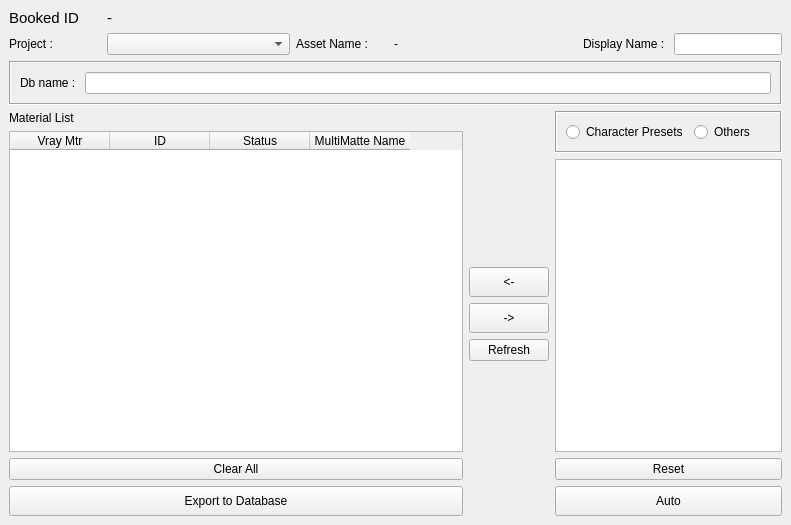
The window that matteExport_ui.ui (ChanonVilaiyuk/matteTools) describes before a commit, drawn with Qt 5.
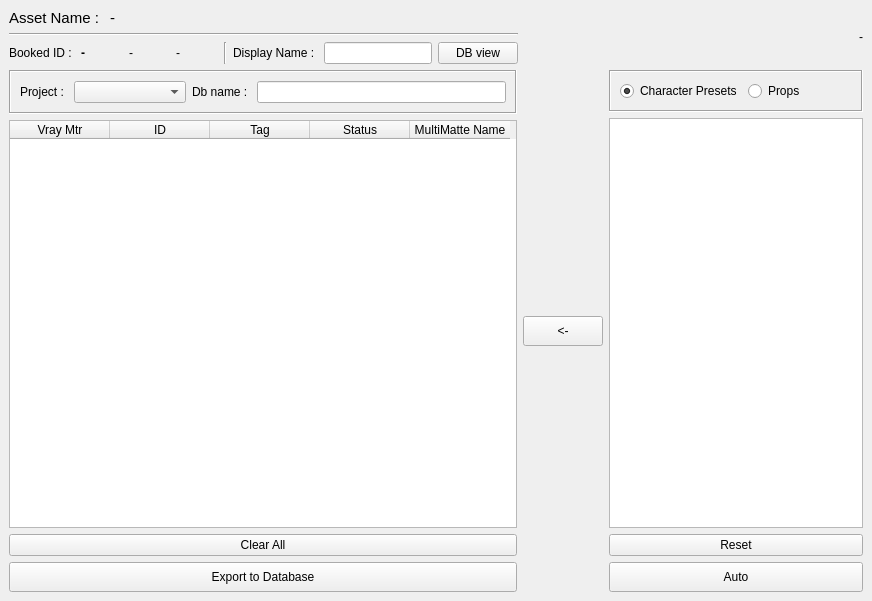
The same window after the commit.

```diff
--- a/matteExport_ui.ui
+++ b/matteExport_ui.ui
@@ -6,8 +6,8 @@
    <rect>
     <x>0</x>
     <y>0</y>
-    <width>791</width>
-    <height>525</height>
+    <width>872</width>
+    <height>601</height>
    </rect>
   </property>
   <property name="windowTitle">
@@ -16,62 +16,79 @@
   <widget class="QWidget" name="centralwidget">
    <layout class="QVBoxLayout" name="verticalLayout_3">
     <item>
-     <layout class="QGridLayout" name="gridLayout_11" columnstretch="1,2,1,2,0,0,0">
-      <item row="2" column="1">
-       <widget class="QComboBox" name="project_comboBox"/>
-      </item>
-      <item row="2" column="0">
-       <widget class="QLabel" name="label_23">
-        <property name="text">
-         <string>Project : </string>
-        </property>
-       </widget>
-      </item>
-      <item row="2" column="5">
-       <widget class="QLineEdit" name="display_lineEdit">
-        <property name="text">
-         <string/>
-        </property>
-       </widget>
-      </item>
-      <item row="0" column="0">
-       <widget class="QLabel" name="label_26">
-        <property name="font">
-         <font>
-          <pointsize>11</pointsize>
-         </font>
-        </property>
-        <property name="text">
-         <string>Booked ID</string>
-        </property>
-       </widget>
-      </item>
-      <item row="2" column="3">
-       <widget class="QLabel" name="assetName_label">
-        <property name="text">
-         <string>-</string>
-        </property>
-       </widget>
-      </item>
-      <item row="2" column="2">
+     <layout class="QHBoxLayout" name="horizontalLayout_4" stretch="3,2">
+      <item>
+       <layout class="QVBoxLayout" name="verticalLayout_4">
+        <item>
+         <layout class="QHBoxLayout" name="horizontalLayout_6" stretch="0,2">
+          <item>
        <widget class="QLabel" name="label_28">
+            <property name="font">
+             <font>
+              <pointsize>11</pointsize>
+             </font>
+            </property>
         <property name="text">
          <string>Asset Name : </string>
         </property>
        </widget>
       </item>
-      <item row="2" column="4">
-       <widget class="QLabel" name="label_24">
+          <item>
+           <widget class="QLabel" name="assetName_label">
+            <property name="font">
+             <font>
+              <pointsize>11</pointsize>
+             </font>
+            </property>
+            <property name="text">
+             <string>-</string>
+            </property>
+           </widget>
+          </item>
+         </layout>
+        </item>
+        <item>
+         <widget class="Line" name="line">
+          <property name="orientation">
+           <enum>Qt::Horizontal</enum>
+          </property>
+         </widget>
+        </item>
+        <item>
+         <layout class="QGridLayout" name="gridLayout_13" columnstretch="0,1,1,1,0,1,0,1">
+          <item row="0" column="0">
+           <widget class="QLabel" name="label_29">
+            <property name="font">
+             <font>
+              <pointsize>9</pointsize>
+             </font>
+            </property>
+            <property name="text">
+             <string>Booked ID : </string>
+            </property>
+           </widget>
+          </item>
+          <item row="0" column="5">
+           <widget class="QLabel" name="label_30">
         <property name="text">
          <string>Display Name : </string>
         </property>
        </widget>
       </item>
+          <item row="0" column="6">
+           <widget class="QLineEdit" name="display_lineEdit">
+            <property name="text">
+             <string/>
+            </property>
+           </widget>
+          </item>
       <item row="0" column="1">
        <widget class="QLabel" name="id_label">
         <property name="font">
          <font>
-          <pointsize>11</pointsize>
+              <pointsize>9</pointsize>
+              <weight>75</weight>
+              <bold>true</bold>
          </font>
         </property>
         <property name="text">
@@ -79,8 +96,54 @@
         </property>
        </widget>
       </item>
-     </layout>
-    </item>
+          <item row="0" column="2">
+           <widget class="QLabel" name="status_label">
+            <property name="text">
+             <string>-</string>
+            </property>
+           </widget>
+          </item>
+          <item row="0" column="4">
+           <widget class="Line" name="line_2">
+            <property name="orientation">
+             <enum>Qt::Vertical</enum>
+            </property>
+           </widget>
+          </item>
+          <item row="0" column="3">
+           <widget class="QLabel" name="status2_label">
+            <property name="text">
+             <string>-</string>
+            </property>
+           </widget>
+          </item>
+          <item row="0" column="7">
+           <widget class="QPushButton" name="dbView_pushButton">
+            <property name="text">
+             <string>DB view</string>
+            </property>
+           </widget>
+          </item>
+         </layout>
+        </item>
+       </layout>
+      </item>
+      <item>
+       <widget class="QLabel" name="logo_label">
+        <property name="text">
+         <string>-</string>
+        </property>
+        <property name="alignment">
+         <set>Qt::AlignRight|Qt::AlignTrailing|Qt::AlignVCenter</set>
+        </property>
+       </widget>
+      </item>
+     </layout>
+    </item>
+    <item>
+     <layout class="QHBoxLayout" name="horizontalLayout_5" stretch="2,0,1">
+      <item>
+       <layout class="QVBoxLayout" name="verticalLayout_2">
     <item>
      <widget class="QFrame" name="frame_2">
       <property name="frameShape">
@@ -89,7 +152,21 @@
       <property name="frameShadow">
        <enum>QFrame::Sunken</enum>
       </property>
-      <layout class="QHBoxLayout" name="horizontalLayout_2">
+          <layout class="QHBoxLayout" name="horizontalLayout_2" stretch="4,0,6">
+           <item>
+            <layout class="QHBoxLayout" name="horizontalLayout_3" stretch="0,2">
+             <item>
+              <widget class="QLabel" name="label_23">
+               <property name="text">
+                <string>Project : </string>
+               </property>
+              </widget>
+             </item>
+             <item>
+              <widget class="QComboBox" name="project_comboBox"/>
+             </item>
+            </layout>
+           </item>
        <item>
         <widget class="QLabel" name="label_48">
          <property name="text">
@@ -105,17 +182,6 @@
         </widget>
        </item>
       </layout>
-     </widget>
-    </item>
-    <item>
-     <layout class="QHBoxLayout" name="horizontalLayout_5" stretch="2,0,1">
-      <item>
-       <layout class="QVBoxLayout" name="verticalLayout_2">
-        <item>
-         <widget class="QLabel" name="label">
-          <property name="text">
-           <string>Material List</string>
-          </property>
          </widget>
         </item>
         <item>
@@ -130,6 +196,11 @@
             <string>ID</string>
            </property>
           </column>
+          <column>
+           <property name="text">
+            <string>Tag</string>
+           </property>
+          </column>
           <column>
            <property name="text">
             <string>Status</string>
@@ -183,7 +254,7 @@
          <widget class="QPushButton" name="assign_pushButton">
           <property name="minimumSize">
            <size>
-            <width>0</width>
+            <width>60</width>
             <height>30</height>
            </size>
           </property>
@@ -192,26 +263,6 @@
           </property>
          </widget>
         </item>
-        <item>
-         <widget class="QPushButton" name="unassign_pushButton">
-          <property name="minimumSize">
-           <size>
-            <width>0</width>
-            <height>30</height>
-           </size>
-          </property>
-          <property name="text">
-           <string>-&gt;</string>
-          </property>
-         </widget>
-        </item>
-        <item>
-         <widget class="QPushButton" name="refresh_pushButton">
-          <property name="text">
-           <string>Refresh</string>
-          </property>
-         </widget>
-        </item>
         <item>
          <spacer name="verticalSpacer_2">
           <property name="orientation">
@@ -243,12 +294,15 @@
              <property name="text">
               <string>Character Presets</string>
              </property>
+             <property name="checked">
+              <bool>true</bool>
+             </property>
             </widget>
            </item>
            <item>
             <widget class="QRadioButton" name="other_radioButton">
              <property name="text">
-              <string>Others</string>
+              <string>Props</string>
              </property>
             </widget>
            </item>
```
Left out of the diff: 8 changed lines with no effect on the pictures. Lines whose indentation alone changed are shown as unchanged.
